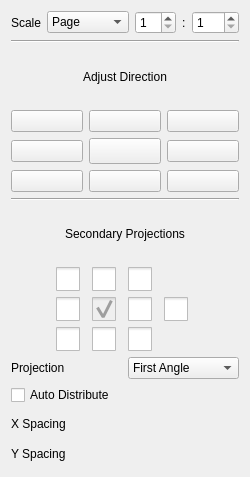
This is src/Mod/TechDraw/Gui/TaskProjGroup.ui in southseact-3d/fcd as Qt 5 draws it before an edit. The edited form follows.
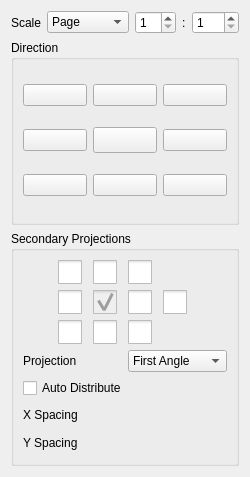
This is the edited form. Icons and pictures are not drawn. Custom widgets are drawn as their Qt base class.

Commit message: TechDraw: TaskProjGroup.ui : use QGroupBox instead of lines for app consistency.

The edit to the form file:
```diff
--- a/src/Mod/TechDraw/Gui/TaskProjGroup.ui
+++ b/src/Mod/TechDraw/Gui/TaskProjGroup.ui
@@ -115,39 +115,10 @@
     </layout>
    </item>
    <item>
-    <widget class="Line" name="line">
-     <property name="orientation">
-      <enum>Qt::Horizontal</enum>
+    <widget class="QGroupBox" name="directionGroupbox">
+     <property name="title">
+      <string>Direction</string>
      </property>
-    </widget>
-   </item>
-   <item>
-    <layout class="QHBoxLayout" name="horizontalLayout_4">
-     <item>
-      <widget class="QLabel" name="label_5">
-       <property name="sizePolicy">
-        <sizepolicy hsizetype="Preferred" vsizetype="Preferred">
-         <horstretch>0</horstretch>
-         <verstretch>0</verstretch>
-        </sizepolicy>
-       </property>
-       <property name="text">
-        <string>Adjust Direction</string>
-       </property>
-       <property name="scaledContents">
-        <bool>true</bool>
-       </property>
-       <property name="alignment">
-        <set>Qt::AlignCenter</set>
-       </property>
-       <property name="indent">
-        <number>0</number>
-       </property>
-      </widget>
-     </item>
-    </layout>
-   </item>
-   <item>
     <layout class="QGridLayout" name="gridLayout" columnstretch="0,0,0">
      <item row="0" column="0">
       <widget class="QPushButton" name="butCWRotate">
@@ -339,29 +310,13 @@
       </widget>
      </item>
     </layout>
-   </item>
-   <item>
-    <widget class="Line" name="line_2">
-     <property name="orientation">
-      <enum>Qt::Horizontal</enum>
-     </property>
     </widget>
    </item>
    <item>
-    <layout class="QHBoxLayout" name="horizontalLayout_8">
-     <item>
-      <widget class="QLabel" name="label_6">
-       <property name="text">
+    <widget class="QGroupBox" name="secondaryProjGroupbox">
+     <property name="title">
         <string>Secondary Projections</string>
        </property>
-       <property name="alignment">
-        <set>Qt::AlignCenter</set>
-       </property>
-      </widget>
-     </item>
-    </layout>
-   </item>
-   <item>
     <layout class="QGridLayout" name="gridLayout_2">
      <item row="2" column="1">
       <widget class="QCheckBox" name="chkView0">
@@ -574,9 +529,7 @@
        </property>
       </widget>
      </item>
-    </layout>
-   </item>
-   <item>
+      <item row="6" column="0" colspan="6">
     <layout class="QHBoxLayout" name="horizontalLayout_3">
      <item>
       <widget class="QLabel" name="label_7">
@@ -609,7 +562,7 @@
      </item>
     </layout>
    </item>
-   <item>
+      <item row="7" column="0" colspan="6">
     <widget class="QCheckBox" name="cbAutoDistribute">
      <property name="toolTip">
       <string>Distributes projections automatically
@@ -620,7 +573,7 @@
      </property>
     </widget>
    </item>
-   <item>
+      <item row="8" column="0" colspan="6">
     <layout class="QGridLayout" name="gridLayout_3">
      <item row="0" column="0">
       <widget class="QLabel" name="label_10">
@@ -730,6 +683,9 @@
       </widget>
      </item>
     </layout>
+      </item>
+     </layout>
+    </widget>
    </item>
   </layout>
  </widget>
```
Lines whose indentation alone changed are shown as unchanged.
